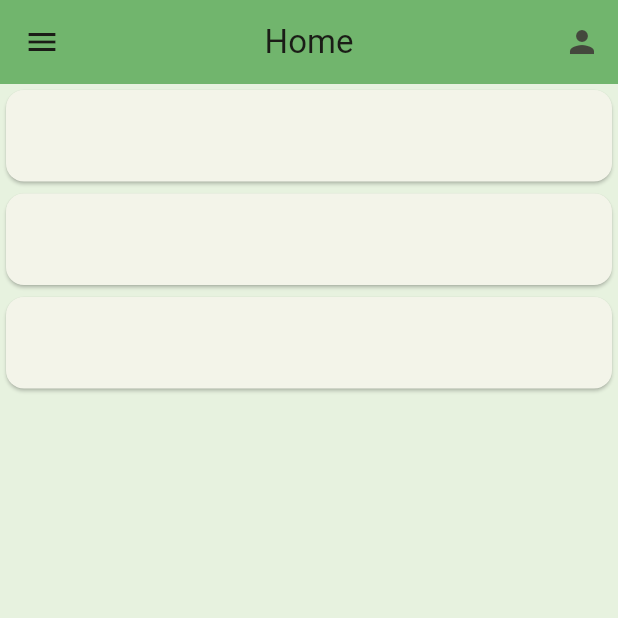
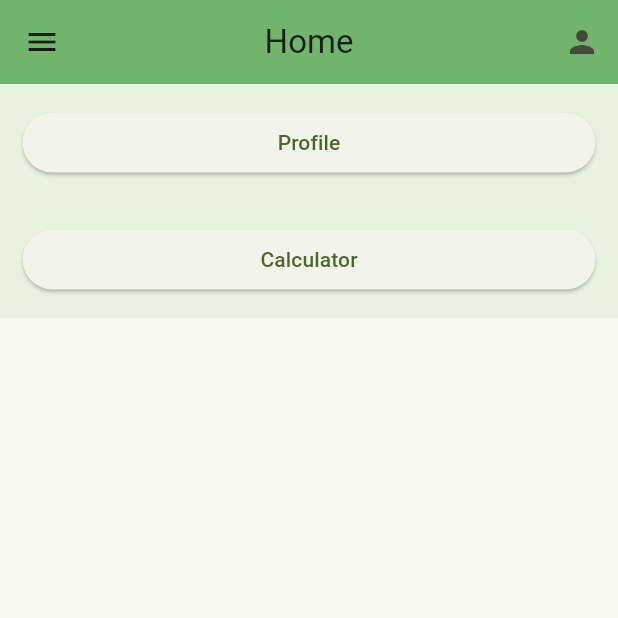
Before and after one commit to lambda-vel/test_app, a Flutter app: the screen it shows after launch, on a phone screen of 412 x 824 dp, the top half of it. Run offline on Flutter 3.47's test engine with Material 3 defaults, Android fonts, the phone set to English and light mode, and no system bars.

Commit message:
home navigation added

```diff
--- a/lib/main.dart
+++ b/lib/main.dart
@@ -1,9 +1,6 @@
 import 'package:flutter/material.dart';
-import 'package:test_app/calculator.dart';
-
-// import 'main2.dart';
+// import 'package:test_app/calculator.dart';
 import 'package:test_app/screen/home_screen.dart';
-import 'package:test_app/screen/splash_screen.dart';
 // import 'package:test_app/screen/splash_screen.dart';
 
 void main() {
--- a/lib/screen/home_screen.dart
+++ b/lib/screen/home_screen.dart
@@ -1,5 +1,6 @@
 import 'package:flutter/cupertino.dart';
 import 'package:flutter/material.dart';
+import 'package:test_app/calculator.dart';
 import 'package:test_app/screen/profile_screen.dart';
 
 class HomeScreen extends StatefulWidget {
@@ -10,6 +11,30 @@ class HomeScreen extends StatefulWidget {
 }
 
 class _HomeScreenState extends State<HomeScreen> {
+
+  final List menuItem = [
+      // {'Option': '', 'Link': ''},
+    {'Option': 'Profile', 'Link': 'ProfileScreen'},
+    {'Option': 'Calculator', 'Link': 'Calculator',}
+  ];
+
+  void navigateToScreen(String newDestination) {
+    String destination = 'HomeScreen';
+    setState(() {
+      destination = newDestination;
+    });
+
+    Navigator.push(context, MaterialPageRoute(builder: (context) {
+      if (destination == 'ProfileScreen') {
+        return const ProfileScreen();
+      } else if (destination == 'Calculator') {
+        return const Calculator();
+      } else {
+        return const HomeScreen();
+      }
+    }));
+  }
+
   @override
   Widget build(BuildContext context) {
     return SafeArea(
@@ -40,19 +65,28 @@ class _HomeScreenState extends State<HomeScreen> {
           decoration: BoxDecoration(
             color: Colors.green.withOpacity(0.1),
           ),
-          child: ListView.builder(
-            itemCount: 3,
-            itemBuilder: (context, position){
-              return Card(
-                child: Padding(
-                  padding: const EdgeInsets.all(20),
-                  child: Text(
-                    '',
-
-                  ),
+          child: SingleChildScrollView(
+            child: Wrap(
+              children: <Widget>[
+                ListView.builder(
+                  itemCount: menuItem.length,
+                  shrinkWrap: true,
+                  // menuItem.map((menuItem) {
+                  //   final String? Option = menuItem['Option'];
+                  //   final String? Link = menuItem['Link'];
+                  // }
+                  itemBuilder: (BuildContext context, int index) {
+                    return Padding(
+                      padding: const EdgeInsets.all(15.0),
+                      child: ElevatedButton(
+                        child: Text(menuItem[index]['Option']),
+                        onPressed: () => navigateToScreen(menuItem[index]['Link']),
+                      ),
+                    );
+                  },
                 ),
-              );
-            }
+              ]
+            ),
           ),
         ),
       ),
--- a/lib/screen/splash_screen.dart
+++ b/lib/screen/splash_screen.dart
@@ -1,5 +1,6 @@
 import 'package:flutter/material.dart';
-import 'package:test_app/screen/profile_screen.dart';
+import 'package:test_app/screen/home_screen.dart';
+// import 'package:test_app/screen/profile_screen.dart';
 
 class SplashScreen extends StatefulWidget{
   const SplashScreen({super.key});
@@ -13,7 +14,7 @@ class _SplashScreenState extends State<SplashScreen> {
   void _goToHome() {
     Navigator.push(
       context,
-      MaterialPageRoute(builder: (context) => const ProfileScreen()),
+      MaterialPageRoute(builder: (context) => const HomeScreen()),
     );
   }
 
```
Also changed, not shown: lib/screen/profile_screen.dart (+10 -5 lines).
